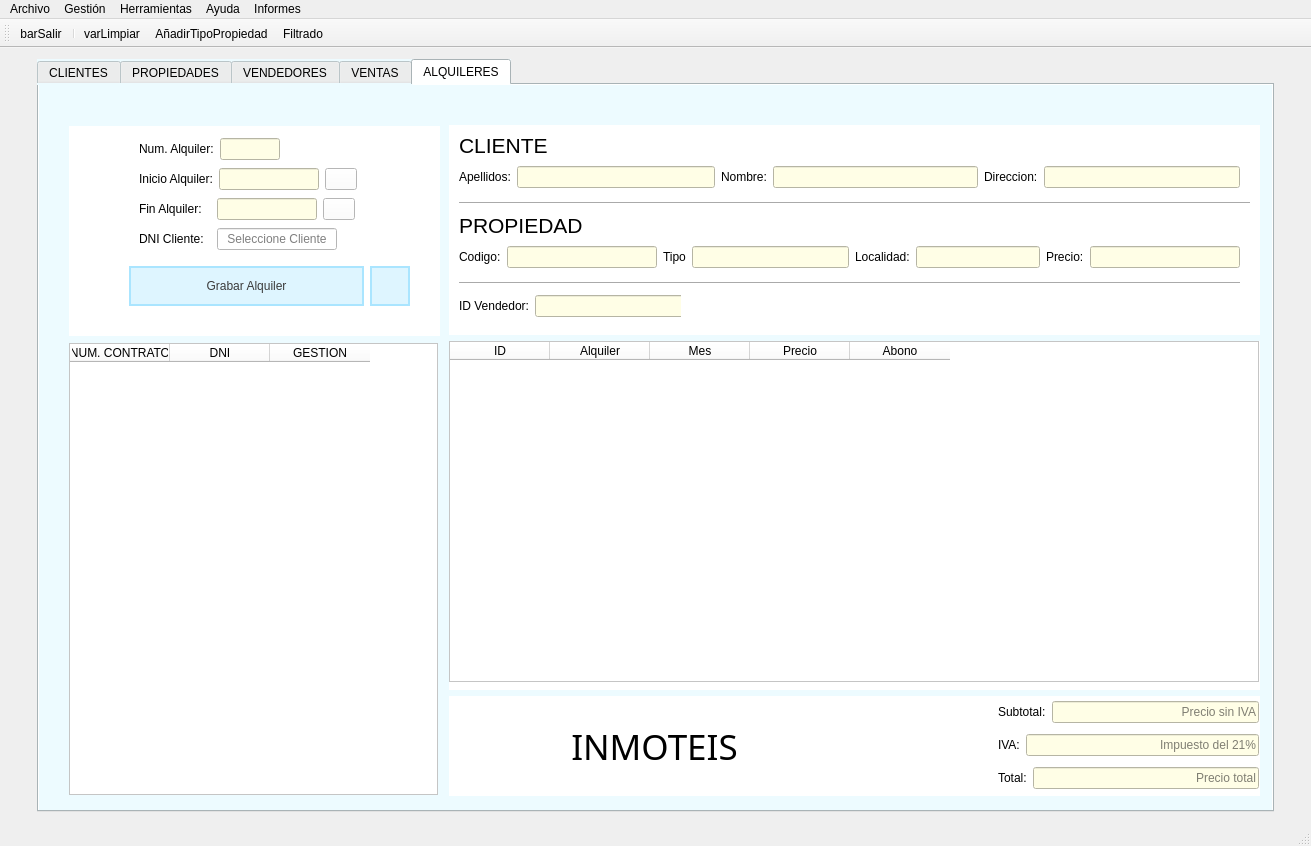
This is templates/venPrincipal.ui in EvanSilva/ProyectoDI-2 as Qt 5 draws it before an edit. The edited form follows.
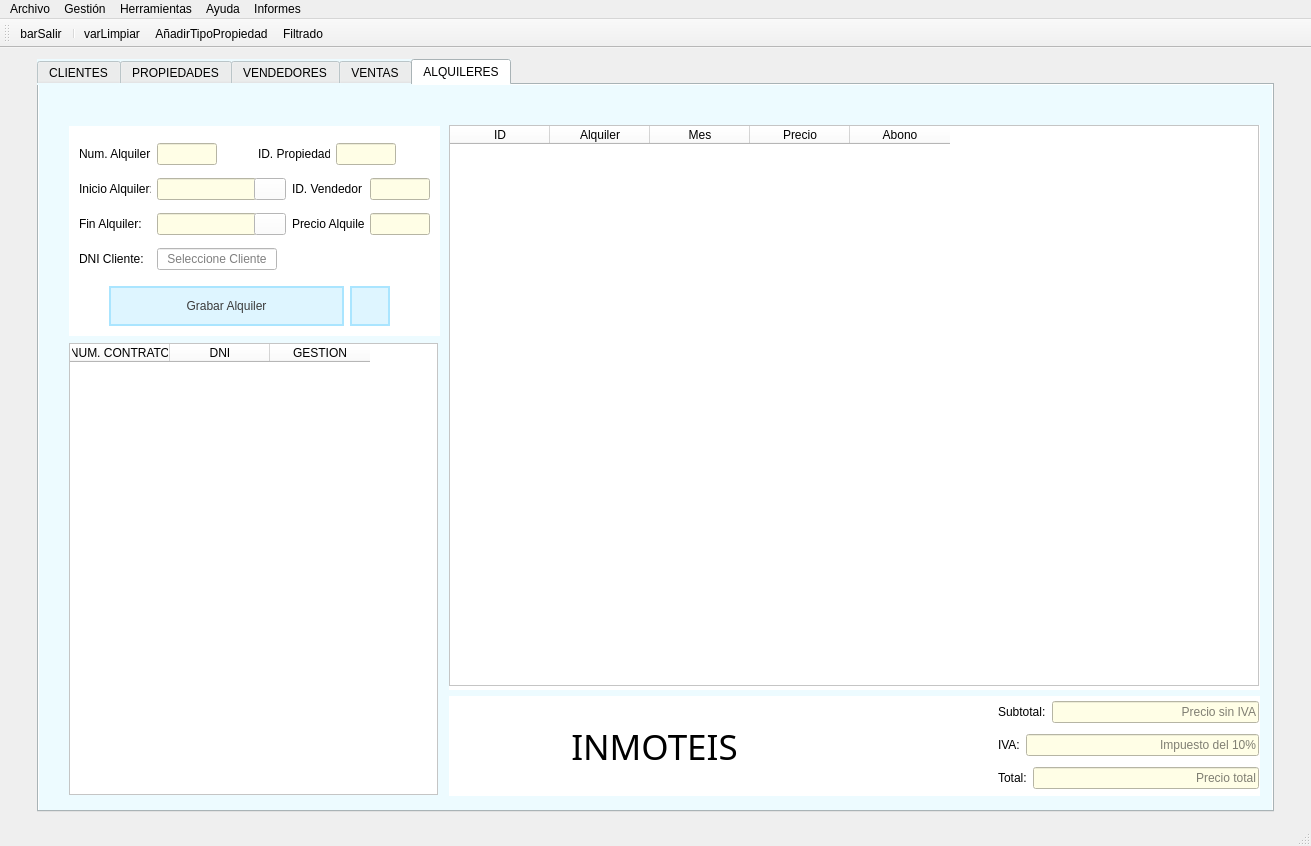
This is the edited form. Icons and pictures are not drawn.

Diff of the .ui file:
```diff
--- a/templates/venPrincipal.ui
+++ b/templates/venPrincipal.ui
@@ -3732,8 +3732,8 @@
            <widget class="QWidget" name="layoutWidget_4">
             <property name="geometry">
              <rect>
-              <x>60</x>
-              <y>130</y>
+              <x>40</x>
+              <y>150</y>
               <width>281</width>
               <height>61</height>
              </rect>
@@ -3799,14 +3799,16 @@
            <widget class="QWidget" name="layoutWidget">
             <property name="geometry">
              <rect>
-              <x>70</x>
+              <x>10</x>
               <y>10</y>
-              <width>262</width>
-              <height>116</height>
+              <width>351</width>
+              <height>141</height>
              </rect>
             </property>
             <layout class="QVBoxLayout" name="verticalLayout_7">
              <item>
+              <layout class="QHBoxLayout" name="horizontalLayout_32">
+               <item>
               <layout class="QHBoxLayout" name="horizontalLayout_23">
                <item>
                 <widget class="QLabel" name="label_18">
@@ -3865,8 +3867,70 @@
               </layout>
              </item>
              <item>
+                <layout class="QHBoxLayout" name="horizontalLayout_29">
+                 <item>
+                  <widget class="QLabel" name="label_24">
+                   <property name="minimumSize">
+                    <size>
+                     <width>72</width>
+                     <height>0</height>
+                    </size>
+                   </property>
+                   <property name="maximumSize">
+                    <size>
+                     <width>90</width>
+                     <height>16777215</height>
+                    </size>
+                   </property>
+                   <property name="text">
+                    <string>ID. Propiedad</string>
+                   </property>
+                  </widget>
+                 </item>
+                 <item alignment="Qt::AlignLeft">
+                  <widget class="QLineEdit" name="txtPropAlq">
+                   <property name="enabled">
+                    <bool>false</bool>
+                   </property>
+                   <property name="minimumSize">
+                    <size>
+                     <width>60</width>
+                     <height>0</height>
+                    </size>
+                   </property>
+                   <property name="maximumSize">
+                    <size>
+                     <width>60</width>
+                     <height>16777215</height>
+                    </size>
+                   </property>
+                   <property name="styleSheet">
+                    <string notr="true">background-color: rgb(255, 254, 230);</string>
+                   </property>
+                  </widget>
+                 </item>
+                 <item>
+                  <spacer name="horizontalSpacer_46">
+                   <property name="orientation">
+                    <enum>Qt::Horizontal</enum>
+                   </property>
+                   <property name="sizeHint" stdset="0">
+                    <size>
+                     <width>40</width>
+                     <height>20</height>
+                    </size>
+                   </property>
+                  </spacer>
+                 </item>
+                </layout>
+               </item>
+              </layout>
+             </item>
+             <item>
+              <layout class="QHBoxLayout" name="horizontalLayout_33">
+               <item>
               <layout class="QHBoxLayout" name="horizontalLayout_24">
-               <item alignment="Qt::AlignHCenter">
+                 <item>
                 <widget class="QLabel" name="label_19">
                  <property name="minimumSize">
                   <size>
@@ -3946,6 +4010,68 @@
               </layout>
              </item>
              <item>
+                <layout class="QHBoxLayout" name="horizontalLayout_30">
+                 <item>
+                  <widget class="QLabel" name="label_25">
+                   <property name="minimumSize">
+                    <size>
+                     <width>72</width>
+                     <height>0</height>
+                    </size>
+                   </property>
+                   <property name="maximumSize">
+                    <size>
+                     <width>90</width>
+                     <height>16777215</height>
+                    </size>
+                   </property>
+                   <property name="text">
+                    <string>ID. Vendedor</string>
+                   </property>
+                  </widget>
+                 </item>
+                 <item alignment="Qt::AlignLeft">
+                  <widget class="QLineEdit" name="txtAlqVendedor">
+                   <property name="enabled">
+                    <bool>false</bool>
+                   </property>
+                   <property name="minimumSize">
+                    <size>
+                     <width>60</width>
+                     <height>0</height>
+                    </size>
+                   </property>
+                   <property name="maximumSize">
+                    <size>
+                     <width>60</width>
+                     <height>16777215</height>
+                    </size>
+                   </property>
+                   <property name="styleSheet">
+                    <string notr="true">background-color: rgb(255, 254, 230);</string>
+                   </property>
+                  </widget>
+                 </item>
+                 <item>
+                  <spacer name="horizontalSpacer_47">
+                   <property name="orientation">
+                    <enum>Qt::Horizontal</enum>
+                   </property>
+                   <property name="sizeHint" stdset="0">
+                    <size>
+                     <width>40</width>
+                     <height>20</height>
+                    </size>
+                   </property>
+                  </spacer>
+                 </item>
+                </layout>
+               </item>
+              </layout>
+             </item>
+             <item>
+              <layout class="QHBoxLayout" name="horizontalLayout_34">
+               <item>
               <layout class="QHBoxLayout" name="horizontalLayout_27">
                <item alignment="Qt::AlignHCenter">
                 <widget class="QLabel" name="label_21">
@@ -4027,6 +4153,66 @@
               </layout>
              </item>
              <item>
+                <layout class="QHBoxLayout" name="horizontalLayout_31">
+                 <item>
+                  <widget class="QLabel" name="label_26">
+                   <property name="minimumSize">
+                    <size>
+                     <width>72</width>
+                     <height>0</height>
+                    </size>
+                   </property>
+                   <property name="maximumSize">
+                    <size>
+                     <width>90</width>
+                     <height>16777215</height>
+                    </size>
+                   </property>
+                   <property name="text">
+                    <string>Precio Alquiler</string>
+                   </property>
+                  </widget>
+                 </item>
+                 <item alignment="Qt::AlignLeft">
+                  <widget class="QLineEdit" name="txtAlqPrecio">
+                   <property name="enabled">
+                    <bool>false</bool>
+                   </property>
+                   <property name="minimumSize">
+                    <size>
+                     <width>60</width>
+                     <height>0</height>
+                    </size>
+                   </property>
+                   <property name="maximumSize">
+                    <size>
+                     <width>60</width>
+                     <height>16777215</height>
+                    </size>
+                   </property>
+                   <property name="styleSheet">
+                    <string notr="true">background-color: rgb(255, 254, 230);</string>
+                   </property>
+                  </widget>
+                 </item>
+                 <item>
+                  <spacer name="horizontalSpacer_48">
+                   <property name="orientation">
+                    <enum>Qt::Horizontal</enum>
+                   </property>
+                   <property name="sizeHint" stdset="0">
+                    <size>
+                     <width>40</width>
+                     <height>20</height>
+                    </size>
+                   </property>
+                  </spacer>
+                 </item>
+                </layout>
+               </item>
+              </layout>
+             </item>
+             <item>
               <layout class="QHBoxLayout" name="horizontalLayout_25">
                <item alignment="Qt::AlignHCenter">
                 <widget class="QLabel" name="label_20">
@@ -4146,388 +4332,6 @@
          </rect>
         </property>
         <layout class="QVBoxLayout" name="verticalLayout_8">
-         <item>
-          <widget class="QFrame" name="frame_7">
-           <property name="maximumSize">
-            <size>
-             <width>16777215</width>
-             <height>210</height>
-            </size>
-           </property>
-           <property name="styleSheet">
-            <string notr="true">background-color: rgb(255, 255, 255);</string>
-           </property>
-           <property name="frameShape">
-            <enum>QFrame::NoFrame</enum>
-           </property>
-           <property name="frameShadow">
-            <enum>QFrame::Raised</enum>
-           </property>
-           <widget class="QWidget" name="layoutWidget_6">
-            <property name="geometry">
-             <rect>
-              <x>10</x>
-              <y>170</y>
-              <width>222</width>
-              <height>22</height>
-             </rect>
-            </property>
-            <layout class="QHBoxLayout" name="horizontalLayout_29">
-             <item>
-              <widget class="QLabel" name="label_24">
-               <property name="text">
-                <string>ID Vendedor:</string>
-               </property>
-              </widget>
-             </item>
-             <item>
-              <widget class="QLineEdit" name="txtAlqVendedor">
-               <property name="enabled">
-                <bool>false</bool>
-               </property>
-               <property name="minimumSize">
-                <size>
-                 <width>150</width>
-                 <height>0</height>
-                </size>
-               </property>
-               <property name="maximumSize">
-                <size>
-                 <width>250</width>
-                 <height>16777215</height>
-                </size>
-               </property>
-               <property name="styleSheet">
-                <string notr="true">background-color: rgb(255, 254, 230);</string>
-               </property>
-              </widget>
-             </item>
-            </layout>
-           </widget>
-           <widget class="Line" name="line_8">
-            <property name="geometry">
-             <rect>
-              <x>10</x>
-              <y>150</y>
-              <width>781</width>
-              <height>16</height>
-             </rect>
-            </property>
-            <property name="orientation">
-             <enum>Qt::Horizontal</enum>
-            </property>
-           </widget>
-           <widget class="Line" name="line_9">
-            <property name="geometry">
-             <rect>
-              <x>10</x>
-              <y>70</y>
-              <width>791</width>
-              <height>16</height>
-             </rect>
-            </property>
-            <property name="orientation">
-             <enum>Qt::Horizontal</enum>
-            </property>
-           </widget>
-           <widget class="QLabel" name="label_25">
-            <property name="geometry">
-             <rect>
-              <x>10</x>
-              <y>90</y>
-              <width>131</width>
-              <height>21</height>
-             </rect>
-            </property>
-            <property name="font">
-             <font>
-              <family>MS Shell Dlg 2</family>
-              <pointsize>16</pointsize>
-             </font>
-            </property>
-            <property name="text">
-             <string>PROPIEDAD</string>
-            </property>
-           </widget>
-           <widget class="QLabel" name="label_26">
-            <property name="geometry">
-             <rect>
-              <x>10</x>
-              <y>10</y>
-              <width>91</width>
-              <height>21</height>
-             </rect>
-            </property>
-            <property name="font">
-             <font>
-              <family>MS Shell Dlg 2</family>
-              <pointsize>16</pointsize>
-             </font>
-            </property>
-            <property name="text">
-             <string>CLIENTE</string>
-            </property>
-           </widget>
-           <widget class="QWidget" name="layoutWidget_7">
-            <property name="geometry">
-             <rect>
-              <x>10</x>
-              <y>40</y>
-              <width>781</width>
-              <height>24</height>
-             </rect>
-            </property>
-            <layout class="QHBoxLayout" name="horizontalLayout_30">
-             <item>
-              <layout class="QHBoxLayout" name="horizontalLayout_31">
-               <item>
-                <widget class="QLabel" name="label_27">
-                 <property name="text">
-                  <string>Apellidos:</string>
-                 </property>
-                </widget>
-               </item>
-               <item>
-                <widget class="QLineEdit" name="txtAlqApel">
-                 <property name="enabled">
-                  <bool>false</bool>
-                 </property>
-                 <property name="minimumSize">
-                  <size>
-                   <width>150</width>
-                   <height>0</height>
-                  </size>
-                 </property>
-                 <property name="maximumSize">
-                  <size>
-                   <width>250</width>
-                   <height>16777215</height>
-                  </size>
-                 </property>
-                 <property name="styleSheet">
-                  <string notr="true">background-color: rgb(255, 254, 230);</string>
-                 </property>
-                </widget>
-               </item>
-              </layout>
-             </item>
-             <item>
-              <layout class="QHBoxLayout" name="horizontalLayout_32">
-               <item>
-                <widget class="QLabel" name="label_28">
-                 <property name="text">
-                  <string>Nombre:</string>
-                 </property>
-                </widget>
-               </item>
-               <item>
-                <widget class="QLineEdit" name="txtAlqNombre">
-                 <property name="enabled">
-                  <bool>false</bool>
-                 </property>
-                 <property name="minimumSize">
-                  <size>
-                   <width>150</width>
-                   <height>0</height>
-                  </size>
-                 </property>
-                 <property name="maximumSize">
-                  <size>
-                   <width>250</width>
-                   <height>16777215</height>
-                  </size>
-                 </property>
-                 <property name="styleSheet">
-                  <string notr="true">background-color: rgb(255, 254, 230);</string>
-                 </property>
-                </widget>
-               </item>
-              </layout>
-             </item>
-             <item>
-              <layout class="QHBoxLayout" name="horizontalLayout_33">
-               <item>
-                <widget class="QLabel" name="label_29">
-                 <property name="text">
-                  <string>Direccion:</string>
-                 </property>
-                </widget>
-               </item>
-               <item>
-                <widget class="QLineEdit" name="txtAlqDir">
-                 <property name="enabled">
-                  <bool>false</bool>
-                 </property>
-                 <property name="minimumSize">
-                  <size>
-                   <width>150</width>
-                   <height>0</height>
-                  </size>
-                 </property>
-                 <property name="maximumSize">
-                  <size>
-                   <width>250</width>
-                   <height>16777215</height>
-                  </size>
-                 </property>
-                 <property name="styleSheet">
-                  <string notr="true">background-color: rgb(255, 254, 230);</string>
-                 </property>
-                 <property name="text">
-                  <string/>
-                 </property>
-                </widget>
-               </item>
-              </layout>
-             </item>
-            </layout>
-           </widget>
-           <widget class="QWidget" name="layoutWidget_8">
-            <property name="geometry">
-             <rect>
-              <x>10</x>
-              <y>120</y>
-              <width>781</width>
-              <height>24</height>
-             </rect>
-            </property>
-            <layout class="QHBoxLayout" name="horizontalLayout_34">
-             <item>
-              <layout class="QHBoxLayout" name="horizontalLayout_35">
-               <item>
-                <widget class="QLabel" name="label_30">
-                 <property name="text">
-                  <string>Codigo:</string>
-                 </property>
-                </widget>
-               </item>
-               <item>
-                <widget class="QLineEdit" name="txtAlqCodigo">
-                 <property name="enabled">
-                  <bool>false</bool>
-                 </property>
-                 <property name="minimumSize">
-                  <size>
-                   <width>150</width>
-                   <height>0</height>
-                  </size>
-                 </property>
-                 <property name="maximumSize">
-                  <size>
-                   <width>250</width>
-                   <height>16777215</height>
-                  </size>
-                 </property>
-                 <property name="styleSheet">
-                  <string notr="true">background-color: rgb(255, 254, 230);</string>
-                 </property>
-                </widget>
-               </item>
-              </layout>
-             </item>
-             <item>
-              <layout class="QHBoxLayout" name="horizontalLayout_36">
-               <item>
-                <widget class="QLabel" name="label_31">
-                 <property name="text">
-                  <string>Tipo</string>
-                 </property>
-                </widget>
-               </item>
-               <item>
-                <widget class="QLineEdit" name="txtAlqTipo">
-                 <property name="enabled">
-                  <bool>false</bool>
-                 </property>
-                 <property name="minimumSize">
-                  <size>
-                   <width>150</width>
-                   <height>0</height>
-                  </size>
-                 </property>
-                 <property name="maximumSize">
-                  <size>
-                   <width>250</width>
-                   <height>16777215</height>
-                  </size>
-                 </property>
-                 <property name="styleSheet">
-                  <string notr="true">background-color: rgb(255, 254, 230);</string>
-                 </property>
-                </widget>
-               </item>
-              </layout>
-             </item>
-             <item>
-              <layout class="QHBoxLayout" name="horizontalLayout_37">
-               <item>
-                <widget class="QLabel" name="label_32">
-                 <property name="text">
-                  <string>Localidad:</string>
-                 </property>
-                </widget>
-               </item>
-               <item>
-                <widget class="QLineEdit" name="txtAlqLocalidad">
-                 <property name="enabled">
-                  <bool>false</bool>
-                 </property>
-                 <property name="minimumSize">
-                  <size>
-                   <width>100</width>
-                   <height>0</height>
-                  </size>
-                 </property>
-                 <property name="maximumSize">
-                  <size>
-                   <width>250</width>
-                   <height>16777215</height>
-                  </size>
-                 </property>
-                 <property name="styleSheet">
-                  <string notr="true">background-color: rgb(255, 254, 230);</string>
-                 </property>
-                </widget>
-               </item>
-              </layout>
-             </item>
-             <item>
-              <layout class="QHBoxLayout" name="horizontalLayout_38">
-               <item>
-                <widget class="QLabel" name="label_33">
-                 <property name="text">
-                  <string>Precio:</string>
-                 </property>
-                </widget>
-               </item>
-               <item>
-                <widget class="QLineEdit" name="txtAlqPrecio">
-                 <property name="enabled">
-                  <bool>false</bool>
-                 </property>
-                 <property name="minimumSize">
-                  <size>
-                   <width>150</width>
-                   <height>0</height>
-                  </size>
-                 </property>
-                 <property name="maximumSize">
-                  <size>
-                   <width>250</width>
-                   <height>16777215</height>
-                  </size>
-                 </property>
-                 <property name="styleSheet">
-                  <string notr="true">background-color: rgb(255, 254, 230);</string>
-                 </property>
-                </widget>
-               </item>
-              </layout>
-             </item>
-            </layout>
-           </widget>
-          </widget>
-         </item>
          <item>
           <widget class="QFrame" name="frame_8">
            <property name="styleSheet">
@@ -4545,7 +4349,7 @@
               <x>0</x>
               <y>0</y>
               <width>810</width>
-              <height>341</height>
+              <height>561</height>
              </rect>
             </property>
             <property name="minimumSize">
@@ -4557,7 +4361,7 @@
             <property name="maximumSize">
              <size>
               <width>810</width>
-              <height>452</height>
+              <height>561</height>
              </size>
             </property>
             <property name="styleSheet">
@@ -4739,7 +4543,7 @@
                   <set>Qt::AlignRight|Qt::AlignTrailing|Qt::AlignVCenter</set>
                  </property>
                  <property name="placeholderText">
-                  <string>Impuesto del 21%</string>
+                  <string>Impuesto del 10%</string>
                  </property>
                 </widget>
                </item>
```
Left out of the diff: 6 changed lines with no effect on the pictures. Lines whose indentation alone changed are shown as unchanged.
